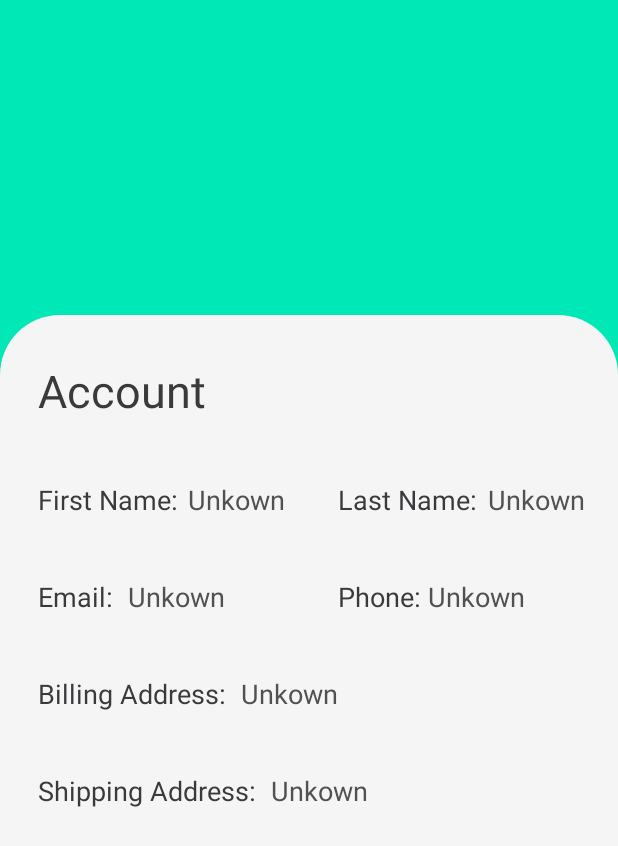
After one commit to TheRealTimo/CarAuctionApp, an Android app: the Profile screen opened directly, with no data from a screen before it, on a phone screen of 412 x 824 dp. The commit adds this screen. Shown: the top 846 px of the screen. Run offline under Robolectric (Android 15) with nearby library versions, the phone set to English and light mode, and no system bars.

Commit message:
CAR-0: Create Profile page
- Add profile page info box drawable
- Add Profile class
- Add profile page activity to AndroidManifest.xml
- Add titles and default info value for profile page in strings.xml
- Update sign up page layout xml

```diff
--- a/CarAuctionApp/app/src/main/AndroidManifest.xml
+++ b/CarAuctionApp/app/src/main/AndroidManifest.xml
@@ -33,5 +33,6 @@
         <activity android:name=".pages.SignUp"></activity>
         <activity android:name=".pages.LogIn"></activity>
         <activity android:name=".pages.CarInfo"></activity>
+        <activity android:name=".pages.Profile"></activity>
     </application>
 </manifest>
--- /dev/null
+++ b/CarAuctionApp/app/src/main/java/com/example/carauctionapp/pages/Profile.java
@@ -0,0 +1,16 @@
+package com.example.carauctionapp.pages;
+
+import android.app.Activity;
+import android.os.Bundle;
+
+import androidx.annotation.Nullable;
+
+import com.example.carauctionapp.R;
+
+public class Profile extends Activity {
+    @Override
+    protected void onCreate(@Nullable Bundle savedInstanceState) {
+        super.onCreate(savedInstanceState);
+        setContentView(R.layout.profile_page);
+    }
+}
--- /dev/null
+++ b/CarAuctionApp/app/src/main/res/drawable-v24/background_box_profile_info_page.xml
@@ -0,0 +1,11 @@
+<?xml version="1.0" encoding="utf-8"?>
+<inset xmlns:android="http://schemas.android.com/apk/res/android">
+
+    <shape android:shape="rectangle">
+        <size android:height="800dp"/>
+        <solid android:color="@color/appBackgroundColor" />
+        <corners android:topLeftRadius="40dp"
+            android:topRightRadius="40dp"/>
+    </shape>
+
+</inset>
--- /dev/null
+++ b/CarAuctionApp/app/src/main/res/layout/profile_page.xml
@@ -0,0 +1,151 @@
+<?xml version="1.0" encoding="utf-8"?>
+<RelativeLayout xmlns:android="http://schemas.android.com/apk/res/android"
+    android:layout_width="match_parent"
+    android:layout_height="match_parent"
+    android:background="@color/mainColor">
+
+    <ImageView
+        android:layout_width="match_parent"
+        android:layout_height="wrap_content"
+        android:layout_marginTop="210dp"
+        android:src="@drawable/background_box_profile_info_page"/>
+
+    <TextView android:id="@+id/profilePageTitle"
+        android:layout_width="wrap_content"
+        android:layout_height="wrap_content"
+        android:layout_marginTop="240dp"
+        android:layout_marginStart="25dp"
+        android:text="@string/profileTitle"
+        android:textSize="30sp"
+        android:textColor="@color/titleTextColor"
+        />
+
+    <TextView
+        android:id="@+id/profileFirstNameTitle"
+        android:layout_width="match_parent"
+        android:layout_height="wrap_content"
+        android:layout_below="@id/profilePageTitle"
+        android:layout_alignStart="@id/profilePageTitle"
+        android:layout_marginTop="40dp"
+        android:text="@string/profileFirstNameTitle"
+        android:textColor="@color/titleTextColor"
+        android:textSize="18sp" />
+
+    <TextView android:layout_width="wrap_content"
+        android:layout_height="wrap_content"
+        android:layout_below="@id/profilePageTitle"
+        android:layout_marginTop="40dp"
+        android:layout_alignStart="@id/profilePageTitle"
+        android:layout_marginStart="100dp"
+        android:text="@string/accountInfoDataDefaultValue"
+        android:textSize="18sp"
+        android:textColor="@color/bodyTextColor"/>
+
+    <TextView
+        android:id="@+id/profileLastNameTitle"
+        android:layout_width="match_parent"
+        android:layout_height="wrap_content"
+        android:layout_below="@id/profilePageTitle"
+        android:layout_alignStart="@id/profilePageTitle"
+        android:layout_marginTop="40dp"
+        android:layout_marginStart="200dp"
+        android:text="@string/profileLastNameTitle"
+        android:textColor="@color/titleTextColor"
+        android:textSize="18sp" />
+
+    <TextView android:layout_width="wrap_content"
+        android:layout_height="wrap_content"
+        android:layout_below="@id/profilePageTitle"
+        android:layout_marginTop="40dp"
+        android:layout_alignStart="@id/profilePageTitle"
+        android:layout_marginStart="300dp"
+        android:text="@string/accountInfoDataDefaultValue"
+        android:textSize="18sp"
+        android:textColor="@color/bodyTextColor"/>
+
+    <TextView
+        android:id="@+id/profileEmailTitle"
+        android:layout_width="match_parent"
+        android:layout_height="wrap_content"
+        android:layout_below="@id/profileFirstNameTitle"
+        android:layout_alignStart="@id/profileFirstNameTitle"
+        android:layout_marginTop="40dp"
+        android:text="@string/profileEmailTitle"
+        android:textColor="@color/titleTextColor"
+        android:textSize="18sp" />
+
+    <TextView android:layout_width="wrap_content"
+        android:layout_height="wrap_content"
+        android:layout_below="@id/profileFirstNameTitle"
+        android:layout_marginTop="40dp"
+        android:layout_alignStart="@id/profilePageTitle"
+        android:layout_marginStart="60dp"
+        android:text="@string/accountInfoDataDefaultValue"
+        android:textSize="18sp"
+        android:textColor="@color/bodyTextColor"/>
+
+    <TextView
+        android:id="@+id/profilePhoneTitle"
+        android:layout_width="match_parent"
+        android:layout_height="wrap_content"
+        android:layout_below="@id/profileLastNameTitle"
+        android:layout_alignStart="@id/profileLastNameTitle"
+        android:layout_marginTop="40dp"
+        android:text="@string/profilePhoneTitle"
+        android:textColor="@color/titleTextColor"
+        android:textSize="18sp" />
+
+    <TextView android:layout_width="wrap_content"
+        android:layout_height="wrap_content"
+        android:layout_below="@id/profileLastNameTitle"
+        android:layout_marginTop="40dp"
+        android:layout_alignStart="@id/profilePageTitle"
+        android:layout_marginStart="260dp"
+        android:text="@string/accountInfoDataDefaultValue"
+        android:textSize="18sp"
+        android:textColor="@color/bodyTextColor"/>
+
+    <TextView
+        android:id="@+id/profileBillingAddressTitle"
+        android:layout_width="match_parent"
+        android:layout_height="wrap_content"
+        android:layout_below="@id/profileEmailTitle"
+        android:layout_alignStart="@id/profileEmailTitle"
+        android:layout_marginTop="40dp"
+        android:text="@string/profileBillingAddressTitle"
+        android:textColor="@color/titleTextColor"
+        android:textSize="18sp" />
+
+    <TextView android:layout_width="wrap_content"
+        android:layout_height="wrap_content"
+        android:layout_below="@id/profileEmailTitle"
+        android:layout_marginTop="40dp"
+        android:layout_alignStart="@id/profilePageTitle"
+        android:layout_marginStart="135dp"
+        android:text="@string/accountInfoDataDefaultValue"
+        android:textSize="18sp"
+        android:textColor="@color/bodyTextColor"/>
+
+    <TextView
+        android:id="@+id/profileShippingAddressTitle"
+        android:layout_width="match_parent"
+        android:layout_height="wrap_content"
+        android:layout_below="@id/profileBillingAddressTitle"
+        android:layout_alignStart="@id/profileBillingAddressTitle"
+        android:layout_marginTop="40dp"
+        android:text="@string/profileShippingAddressTitle"
+        android:textColor="@color/titleTextColor"
+        android:textSize="18sp" />
+
+    <TextView android:layout_width="wrap_content"
+        android:layout_height="wrap_content"
+        android:layout_below="@id/profileBillingAddressTitle"
+        android:layout_marginTop="40dp"
+        android:layout_alignStart="@id/profilePageTitle"
+        android:layout_marginStart="155dp"
+        android:text="@string/accountInfoDataDefaultValue"
+        android:textSize="18sp"
+        android:textColor="@color/bodyTextColor"/>
+
+
+</RelativeLayout>
--- a/CarAuctionApp/app/src/main/res/layout/sign_up_page.xml
+++ b/CarAuctionApp/app/src/main/res/layout/sign_up_page.xml
@@ -16,7 +16,7 @@
         android:gravity="center"
         android:text="@string/signUpTitle"
         android:textSize="30sp"
-        android:textColor="#3A3A3D"
+        android:textColor="@color/titleTextColor"
         />
 
     <EditText
--- a/CarAuctionApp/app/src/main/res/values/strings.xml
+++ b/CarAuctionApp/app/src/main/res/values/strings.xml
@@ -48,5 +48,17 @@
     <string name="type">Type</string>
     <string name="auctions">Auctions</string>
 
+    <!-- Profile Page Titles -->
+    <string name="profileTitle">Account</string>
+    <string name="profileFirstNameTitle">First Name:</string>
+    <string name="profileLastNameTitle">Last Name:</string>
+    <string name="profileEmailTitle">Email:</string>
+    <string name="profilePhoneTitle">Phone:</string>
+    <string name="profileBillingAddressTitle">Billing Address:</string>
+    <string name="profileShippingAddressTitle">Shipping Address:</string>
+
+    <!-- Default profile data value -->
+    <string name="accountInfoDataDefaultValue">Unkown</string>
+
 
 </resources>
```
